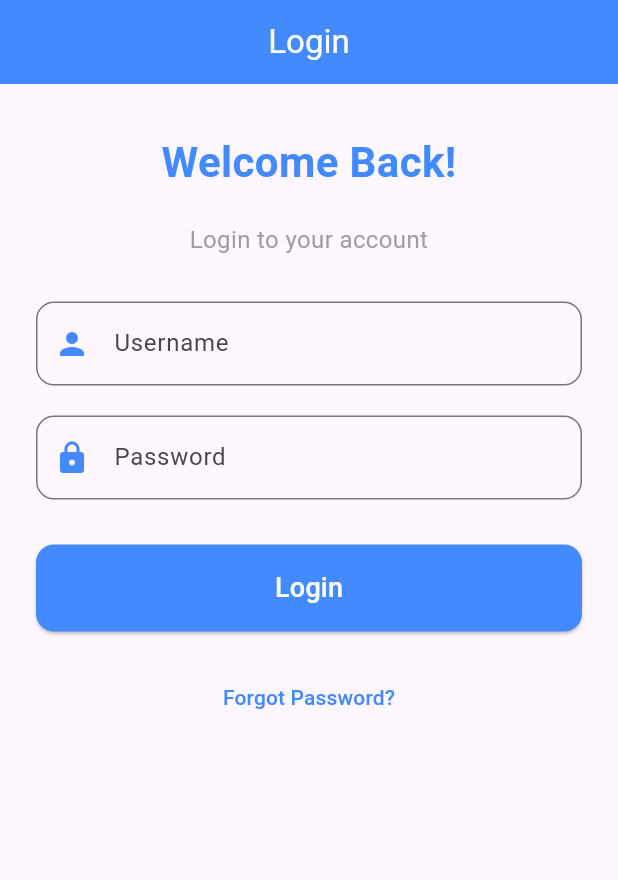
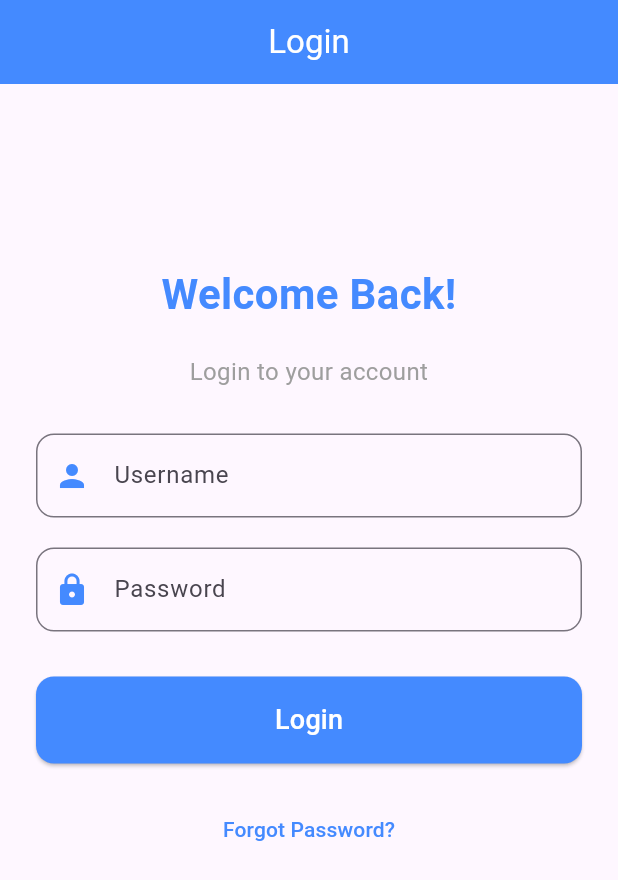
Before and after one commit to sanjuafre123/daily_tasks, a Flutter app: the HomeScreen screen opened directly, after a tap on the "logout" icon, on a phone screen of 412 x 824 dp. Shown: the top 880 px of the screen. Run offline on Flutter 3.47's test engine with Material 3 defaults, Android fonts, the light colour scheme and no system bars; our stand-ins replace shared_preferences; accounts and stored records are empty; network calls fail.

Commit message:
3/12/2024

```diff
--- a/lib/task2/screens/home_screen.dart
+++ b/lib/task2/screens/home_screen.dart
@@ -91,7 +91,12 @@ class _HomeScreenState extends State<HomeScreen> {
         ],
       ),
       body: Container(
-        decoration: const BoxDecoration(
+        decoration: BoxDecoration(
+          gradient: LinearGradient(
+            colors: [Colors.white, Colors.blueGrey.shade100],
+            begin: Alignment.topCenter,
+            end: Alignment.bottomCenter,
+          ),
         ),
         child: users.isEmpty
             ? const Center(child: CircularProgressIndicator())
--- a/lib/task2/screens/login_screen.dart
+++ b/lib/task2/screens/login_screen.dart
@@ -29,11 +29,8 @@ class _LoginScreenState extends State<LoginScreen> {
         elevation: 0,
       ),
       body: SingleChildScrollView(
-        child: Column(
-          mainAxisAlignment: MainAxisAlignment.center,
-          children: [
-            Padding(
-              padding: const EdgeInsets.symmetric(horizontal: 24.0, vertical: 32.0),
+        child: Padding(
+          padding: const EdgeInsets.symmetric(horizontal: 24.0, vertical: 120.0),
           child: Column(
             crossAxisAlignment: CrossAxisAlignment.stretch,
             children: [
@@ -108,8 +105,6 @@ class _LoginScreenState extends State<LoginScreen> {
             ],
           ),
         ),
-          ],
-        ),
       ),
     );
   }
```
Lines whose indentation alone changed are shown as unchanged.
